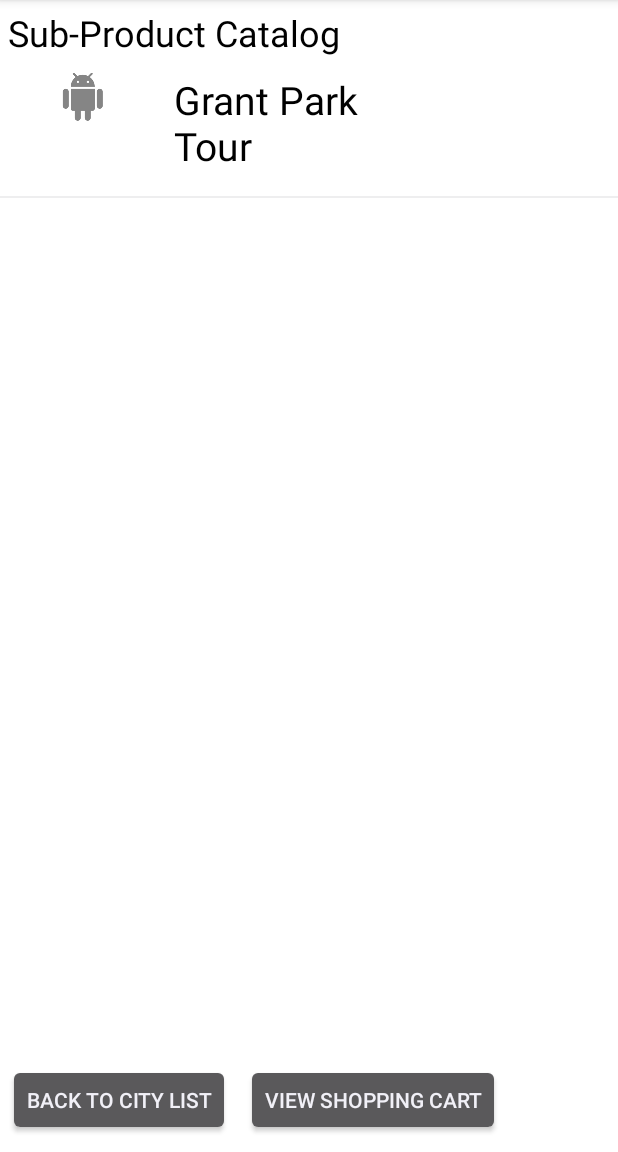
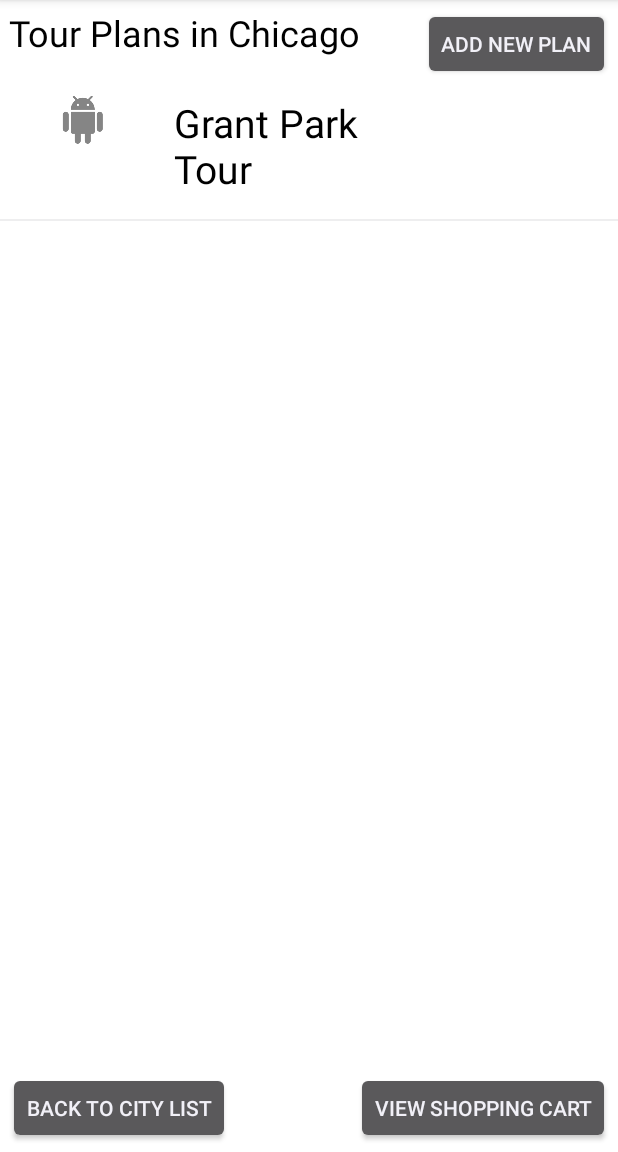
Before and after one commit to olozl/TravelMate, an Android app: the screen it shows after launch (CatalogActivity), after a tap on "Chicago", on a phone screen of 412 x 824 dp, the part 84-1236 px from its top. Run offline under Robolectric (Android 15) with nearby library versions, the phone set to English and light mode, and no system bars; 1 statement that could not run was skipped.

Commit message:
working on write new plan form

```diff
--- a/TravelMate/app/src/main/java/com/lee/zoey/travelmate/CatalogActivity.java
+++ b/TravelMate/app/src/main/java/com/lee/zoey/travelmate/CatalogActivity.java
@@ -13,6 +13,9 @@ import android.widget.AdapterView;
 import android.widget.Button;
 import android.widget.ListView;
 import android.widget.AdapterView.OnItemClickListener;
+import android.widget.TextView;
+
+import org.w3c.dom.Text;
 
 public class CatalogActivity extends Activity {
     private List<Product> mProductList;
@@ -25,6 +28,8 @@ public class CatalogActivity extends Activity {
 
         String title = getIntent().getExtras().getString(
                 ShoppingCartHelper.PRODUCT_INDEX);
+        TextView TextView01 = (TextView)findViewById(R.id.TextViewda);
+        TextView01.append(title);
 
         // Obtain a reference to the product catalog
         mProductList = new ArrayList<Product>();
--- a/TravelMate/app/src/main/java/com/lee/zoey/travelmate/CityActivity.java
+++ b/TravelMate/app/src/main/java/com/lee/zoey/travelmate/CityActivity.java
@@ -5,8 +5,10 @@ import android.content.Intent;
 import android.os.Bundle;
 import android.view.View;
 import android.widget.AdapterView;
+import android.widget.ArrayAdapter;
 import android.widget.Button;
 import android.widget.ListView;
+import android.widget.Spinner;
 import android.widget.TextView;
 
 import java.util.ArrayList;
@@ -30,10 +32,14 @@ public class CityActivity extends Activity{
 
         // Obtain a reference to the product catalog
         mProductList = new ArrayList<Product>();
+        ArrayAdapter<Product> adapter;
+        Spinner TextView01 = (Spinner) findViewById(R.id.CityList);
         for(Product entry:ShoppingCartHelper.getCity(getResources()).keySet()) {
             if (!mProductList.contains(entry))
                 mProductList.add(entry);
         }
+        adapter = new ArrayAdapter<Product>(this, android.R.layout.simple_spinner_item, mProductList);
+        TextView01.setAdapter(adapter);
         Collections.sort(mProductList, new Comparator<Product>() {
             @Override
             public int compare(Product o1, Product o2) {
@@ -55,6 +61,18 @@ public class CityActivity extends Activity{
             }
         });
 
+        ////////////////////////
+        Button addPlan = (Button) findViewById(R.id.ButtonAddCity);
+        addPlan.setOnClickListener(new View.OnClickListener() {
+
+            @Override
+            public void onClick(View v) {
+                Intent addPlanIntent = new Intent(getBaseContext(), WritingFormActivity.class);
+                startActivity(addPlanIntent);
+            }
+        });
+        ///////////////////////
+
         Button viewShoppingCart = (Button) findViewById(R.id.ButtonViewCart);
         viewShoppingCart.setOnClickListener(new View.OnClickListener() {
 
--- a/TravelMate/app/src/main/res/layout/catalogdetails.xml
+++ b/TravelMate/app/src/main/res/layout/catalogdetails.xml
@@ -2,15 +2,21 @@
 <LinearLayout xmlns:android="http://schemas.android.com/apk/res/android"
     android:orientation="vertical" android:layout_width="fill_parent"
     android:layout_height="fill_parent" android:background="#ffffff">
-
+    <RelativeLayout
+        android:layout_width="match_parent"
+        android:layout_height="wrap_content">
     <TextView
-        android:id="@+id/TextView01"
+        android:id="@+id/TextViewda"
         android:layout_width="wrap_content"
         android:layout_height="wrap_content"
         android:layout_margin="5dip"
-        android:text="Sub-Product Catalog"
-        android:textColor="#000000"
+        android:text="Tour Plans in " android:layout_alignParentLeft="true"
+        android:textColor="#000000" android:gravity="center"
         android:textSize="24dip"></TextView>
+    <Button android:layout_width="wrap_content"
+        android:layout_height="wrap_content" android:layout_margin="5dip"
+        android:layout_alignParentRight="true" android:id="@+id/ButtonAddPlan"
+        android:text="Add New Plan"></Button></RelativeLayout>
 
     <ListView
         android:id="@+id/ListViewCatalog"
@@ -20,16 +26,16 @@
         android:background="#ffffff"
         android:cacheColorHint="#ffffff"
         android:clickable="true"></ListView>
-    <LinearLayout
+    <RelativeLayout
         android:layout_width="match_parent"
         android:layout_height="wrap_content">
     <Button android:layout_width="wrap_content"
          android:layout_height="wrap_content" android:layout_margin="5dip"
-         android:layout_gravity="left" android:id="@+id/ListCatalog"
+         android:layout_alignParentLeft="true" android:id="@+id/ListCatalog"
          android:text="Back to City List"></Button>
     <Button android:layout_width="wrap_content"
          android:layout_height="wrap_content" android:layout_margin="5dip"
-         android:layout_gravity="right" android:id="@+id/ButtonViewCart"
+         android:layout_alignParentRight="true" android:id="@+id/ButtonViewCart"
          android:text="View Shopping Cart"></Button>
-    </LinearLayout>
+    </RelativeLayout>
 </LinearLayout>
--- a/TravelMate/app/src/main/res/layout/productdetails.xml
+++ b/TravelMate/app/src/main/res/layout/productdetails.xml
@@ -12,7 +12,7 @@
         <TextView android:layout_width="wrap_content"
             android:layout_height="wrap_content" android:id="@+id/TextViewProductTitle"
             android:layout_gravity="center" android:layout_margin="5dip"
-            android:textSize="26dip" android:text="Dead or Alive"
+            android:textSize="26dip" android:text="Product name"
             android:textColor="#000000"></TextView>
 
     </LinearLayout>
```
Also changed, not shown: TravelMate/app/src/main/java/com/lee/zoey/travelmate/WritingFormActivity.java (added, +16 -0 lines), TravelMate/app/src/main/res/layout/catalog.xml (+9 -2 lines), TravelMate/app/src/main/res/layout/writeform.xml (added, +25 -0 lines).
